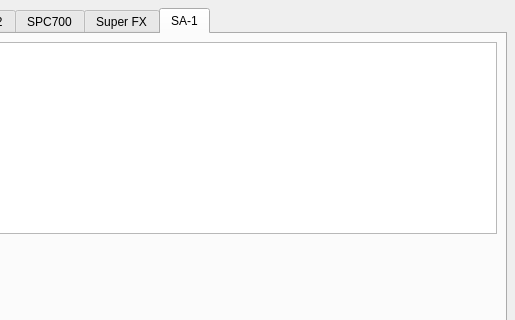
First picture: the form in src/debugger/debugger.ui, repository xyproto/zsnes, before the edit; both pictures show x 125 to 640 and y 0 to 320 of the 640 by 480 pixel window.
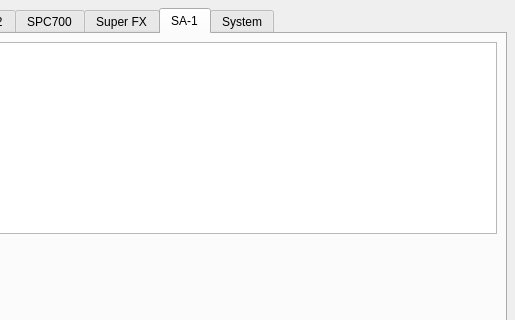
Second picture: the form after the edit. The open tabs and pages were chosen to show the change.

Commit message: Add system tab

Diff of the .ui file:
```diff
--- a/src/debugger/debugger.ui
+++ b/src/debugger/debugger.ui
@@ -170,6 +170,11 @@
         </item>
        </layout>
       </widget>
+      <widget class="QWidget" name="tab_2" >
+       <attribute name="title" >
+        <string>System</string>
+       </attribute>
+      </widget>
      </widget>
     </item>
     <item>
```
Left out of the diff: 2 changed lines with no effect on the pictures.
